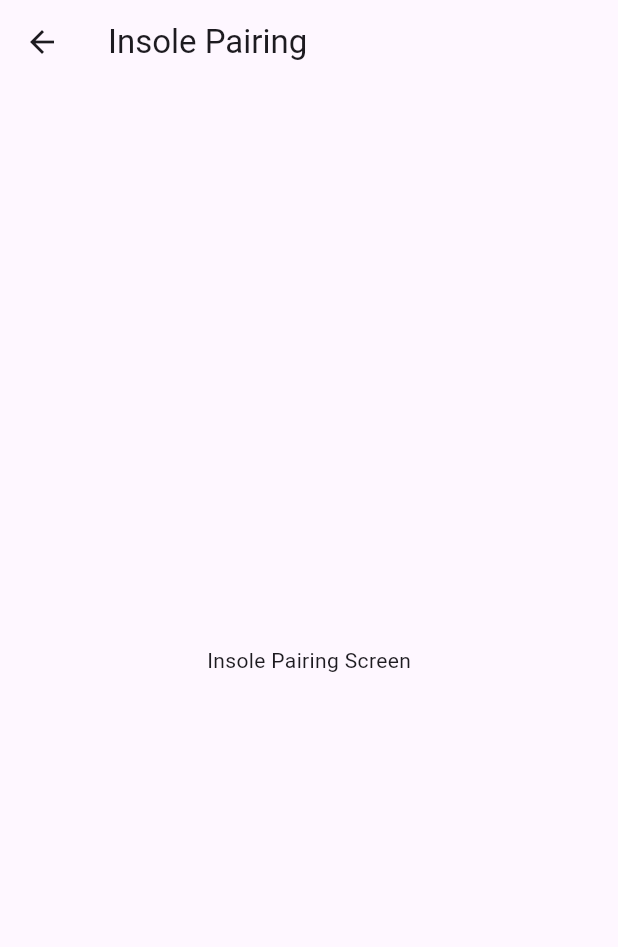
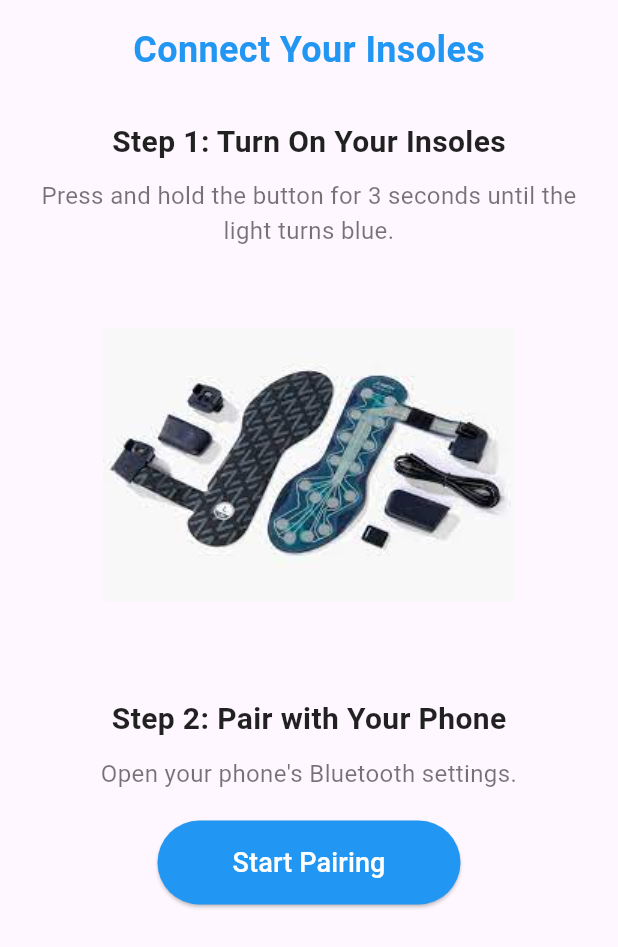
Before and after one commit to DevKizzaJoseph/Diabetic-FootUlcer-, a Flutter app: the InsolePairingScreen screen opened directly, on a phone screen of 412 x 824 dp. Shown: the top 947 px of the screen. Run offline on Flutter 3.47's test engine with Material 3 defaults, Android fonts, the light colour scheme and no system bars; our stand-ins replace flutter_bluetooth_serial.

Commit message:
IP settings share_data

```diff
--- a/lib/screens/InsolePairingScreen.dart
+++ b/lib/screens/InsolePairingScreen.dart
@@ -1,14 +1,60 @@
 import 'package:flutter/material.dart';
 
 class InsolePairingScreen extends StatelessWidget {
+  const InsolePairingScreen({super.key});
+
   @override
   Widget build(BuildContext context) {
     return Scaffold(
-      appBar: AppBar(
-        title: Text('Insole Pairing'),
-      ),
-      body: Center(
-        child: Text('Insole Pairing Screen'),
+        body: SingleChildScrollView(
+        padding: const EdgeInsets.all(16.0),
+        child: Column(
+          crossAxisAlignment: CrossAxisAlignment.center,
+          children: [
+            const Text(
+              'Connect Your Insoles',
+              style: TextStyle(fontSize: 24.0, fontWeight: FontWeight.bold, color: Colors.blue), // Made the text bold and colored to stand out
+            ),
+            const SizedBox(height: 30.0),
+            const Text(
+              'Step 1: Turn On Your Insoles',
+              style: TextStyle(fontSize: 20.0, fontWeight: FontWeight.bold, color: Colors.black87), // Increased font size and weight for clarity
+            ),
+            const SizedBox(height: 10.0),
+            const Text(
+              'Press and hold the button for 3 seconds until the light turns blue.',
+              style: TextStyle(fontSize: 16.0, color: Colors.black54), // Slightly dimmed the color for less important text
+              textAlign: TextAlign.center, // Centered text for better aesthetics
+            ),
+            const SizedBox(height: 20.0),
+            Image.asset(
+              'assets/smart_insole.png',// Ensure your image path is correct
+              height: 250.0, // Adjusted the image size for better visibility
+            ),
+            const SizedBox(height: 30.0),
+            const Text(
+              'Step 2: Pair with Your Phone',
+              style: TextStyle(fontSize: 20.0, fontWeight: FontWeight.bold, color: Colors.black87), // Consistent styling with step 1
+            ),
+            const SizedBox(height: 10.0),
+            const Text(
+              'Open your phone\'s Bluetooth settings.',
+              style: TextStyle(fontSize: 16.0, color: Colors.black54),
+              textAlign: TextAlign.center,
+            ),
+            const SizedBox(height: 20.0),
+            ElevatedButton(
+              onPressed: () {
+                // Placeholder for your pairing logic
+              },
+              style: ElevatedButton.styleFrom(
+                foregroundColor: Colors.white, backgroundColor: Colors.blue, // Text color
+                padding: const EdgeInsets.symmetric(horizontal: 50, vertical: 15), // Button padding
+              ),
+              child: const Text('Start Pairing', style: TextStyle(fontSize: 18.0)),
+            ),
+          ],
+        ),
       ),
     );
   }
--- a/pubspec.yaml
+++ b/pubspec.yaml
@@ -62,8 +62,8 @@ flutter:
   uses-material-design: true
 
   # To add assets to your application, add an assets section, like this:
-  # assets:
-  #   - images/a_dot_burr.jpeg
+  assets:
+      - assets/smart_insole.png
   #   - images/a_dot_ham.jpeg
 
   # An image asset can refer to one or more resolution-specific "variants", see
```
Also changed, not shown: lib/screens/SettingsScreen.dart (+63 -4 lines), assets/smart_insole.png (added).
